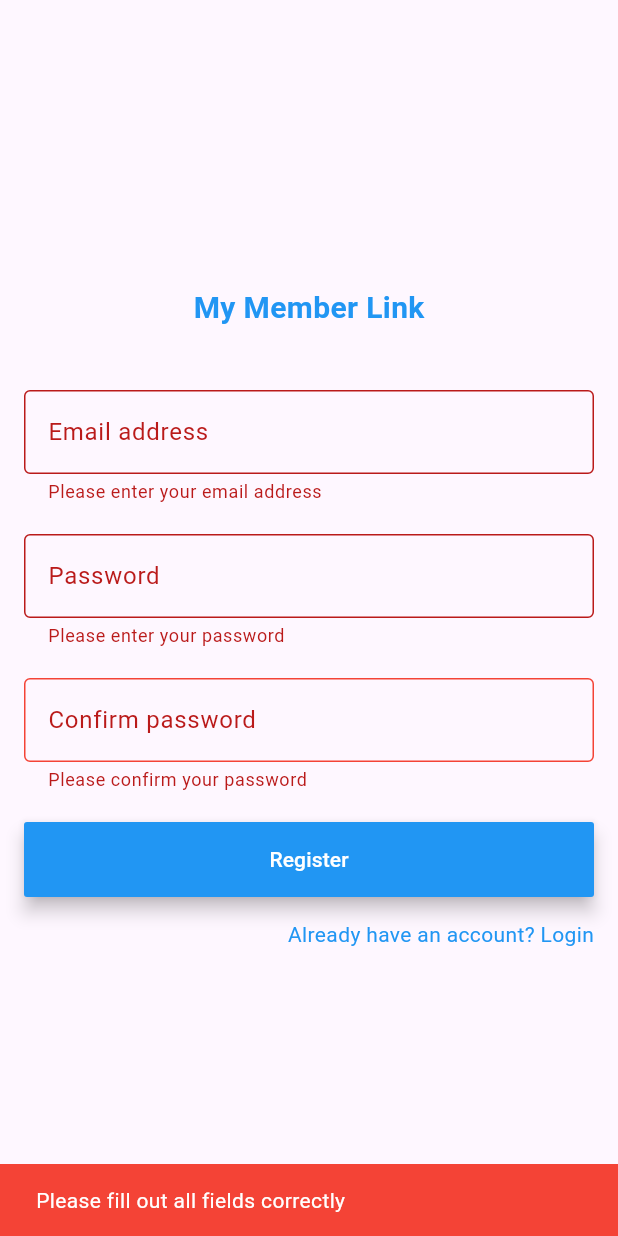
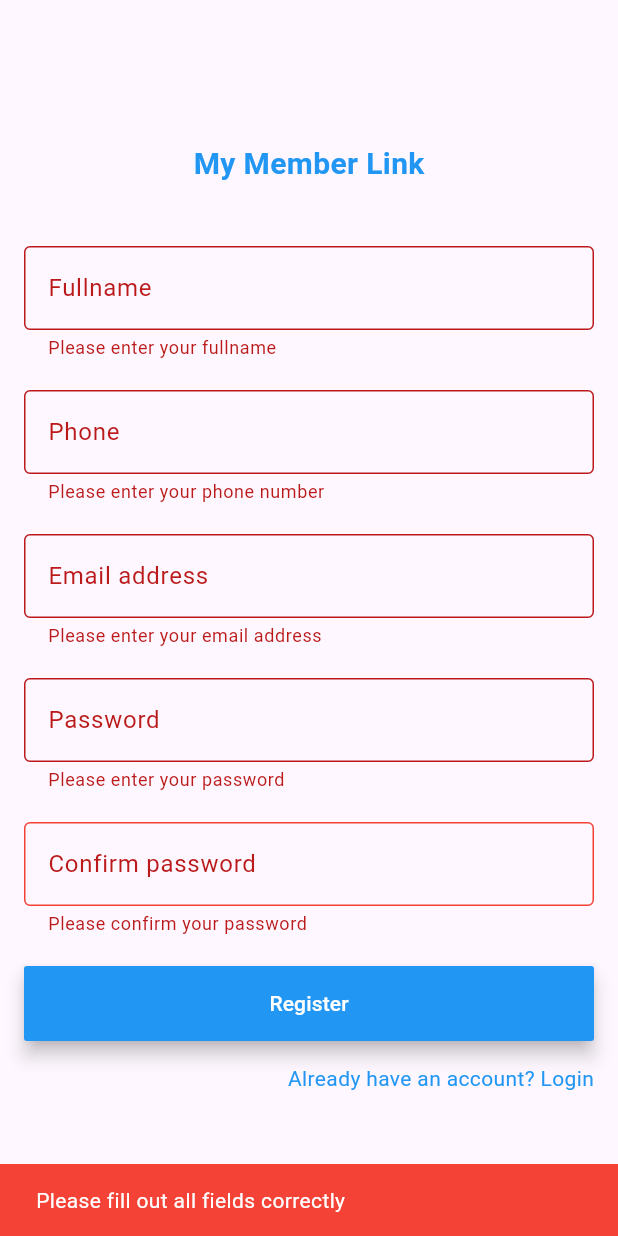
Before and after one commit to Umxrx/MyMemberLink, a Flutter app: the RegisterScreen screen opened directly, after a tap on "Register", on a phone screen of 412 x 824 dp. Run offline on Flutter 3.47's test engine with Material 3 defaults, Android fonts, the phone set to English and light mode, and no system bars.

Commit message:
Added additional text form fields (e.g: Fullname, Phone numbers)

```diff
--- a/lib/auth/register_screen.dart
+++ b/lib/auth/register_screen.dart
@@ -9,6 +9,8 @@ class RegisterScreen extends StatefulWidget {
 
 class _RegisterScreenState extends State<RegisterScreen> {
   final _formKey = GlobalKey<FormState>();
+  TextEditingController namecontroller = TextEditingController();
+  TextEditingController phonecontroller = TextEditingController();
   TextEditingController emailcontroller = TextEditingController();
   TextEditingController passwordcontroller = TextEditingController();
   TextEditingController confirmpasswordcontroller = TextEditingController();
@@ -30,6 +32,37 @@ class _RegisterScreenState extends State<RegisterScreen> {
                   const Text(style: TextStyle(fontSize: 20, color: Colors.blue, fontWeight: FontWeight.bold), "My Member Link"),
                   const SizedBox(height: 40,),
                   TextFormField(
+                    controller: namecontroller,
+                    decoration: const InputDecoration(
+                      border: OutlineInputBorder(),
+                      labelText: 'Fullname',
+                    ),
+                    validator: (value) {
+                      if (value == null || value.isEmpty) {
+                        return 'Please enter your fullname';
+                      }
+                      return null;
+                    },
+                  ),
+                  const SizedBox(height: 20,),
+                  TextFormField(
+                    controller: phonecontroller,
+                    decoration: const InputDecoration(
+                      border: OutlineInputBorder(),
+                      labelText: 'Phone',
+                    ),
+                    validator: (value) {
+                      if (value == null || value.isEmpty) {
+                        return 'Please enter your phone number';
+                      }
+                      else if (value.length > 20) {
+                        return 'Your phone is too long (max 20 characters)';
+                      }
+                      return null;
+                    },
+                  ),
+                  const SizedBox(height: 20,),
+                  TextFormField(
                     controller: emailcontroller,
                     keyboardType: TextInputType.emailAddress,
                     decoration: const InputDecoration(
@@ -42,6 +75,9 @@ class _RegisterScreenState extends State<RegisterScreen> {
                       }
                       else if (!_emailRegex.hasMatch(value)) {
                         return 'Please enter a valid email';
+                      }
+                      else if (value.length > 100) {
+                        return 'Your email is too long (max 100 characters)';
                       }
                       return null;
                     },
@@ -60,6 +96,9 @@ class _RegisterScreenState extends State<RegisterScreen> {
                       }
                       else if (value.length < 8) {
                         return 'Password must be at least 8 characters long';
+                      }
+                      else if (value.length > 80) {
+                        return 'Password is too long (max 80 characters)';
                       }
                       return null;
                     },
```
